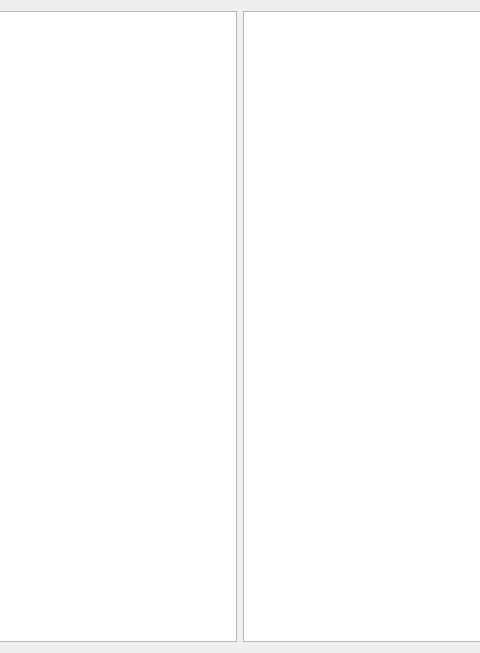
Above: res/json.ui from MQPearth/thy-tools before the change; both pictures show x 319 to 799 and y 0 to 653 of the 1118 by 653 pixel window. Below: the same form after it.
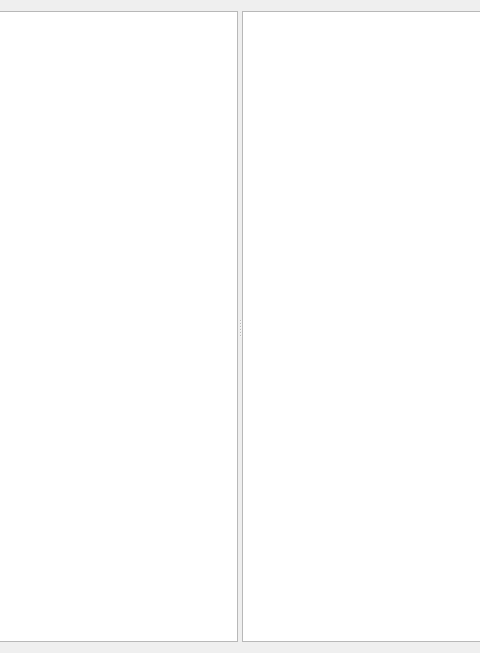
That is the form after the change. Icons and pictures are not drawn. Custom widgets are drawn as their Qt base class.

Commit message: feat: json格式化优化

```diff
--- a/res/json.ui
+++ b/res/json.ui
@@ -19,7 +19,11 @@
   <widget class="QWidget" name="centralWidget">
    <layout class="QGridLayout" name="gridLayout">
     <item row="0" column="0">
-     <widget class="QTextEdit" name="sourceEdit">
+     <widget class="QSplitter" name="splitter">
+      <property name="orientation">
+       <enum>Qt::Horizontal</enum>
+      </property>
+      <widget class="PlainPasteTextEdit" name="sourceEdit">
       <property name="font">
        <font>
         <pointsize>11</pointsize>
@@ -29,8 +33,6 @@
        <string>粘贴到此处</string>
       </property>
      </widget>
-    </item>
-    <item row="0" column="1">
      <widget class="QTextEdit" name="targetEdit">
       <property name="font">
        <font>
@@ -41,6 +43,7 @@
        <bool>true</bool>
       </property>
      </widget>
+     </widget>
     </item>
    </layout>
   </widget>
@@ -49,5 +52,14 @@
  <resources>
   <include location="json.qrc"/>
  </resources>
+ 
+ <customwidgets>
+ <customwidget>
+  <class>PlainPasteTextEdit</class>
+  <extends>QTextEdit</extends>
+  <header>plainpastetextedit.h</header>
+ </customwidget>
+</customwidgets>
+
  <connections/>
 </ui>
```
Lines whose indentation alone changed are shown as unchanged. The commit also changes 4 other files.
